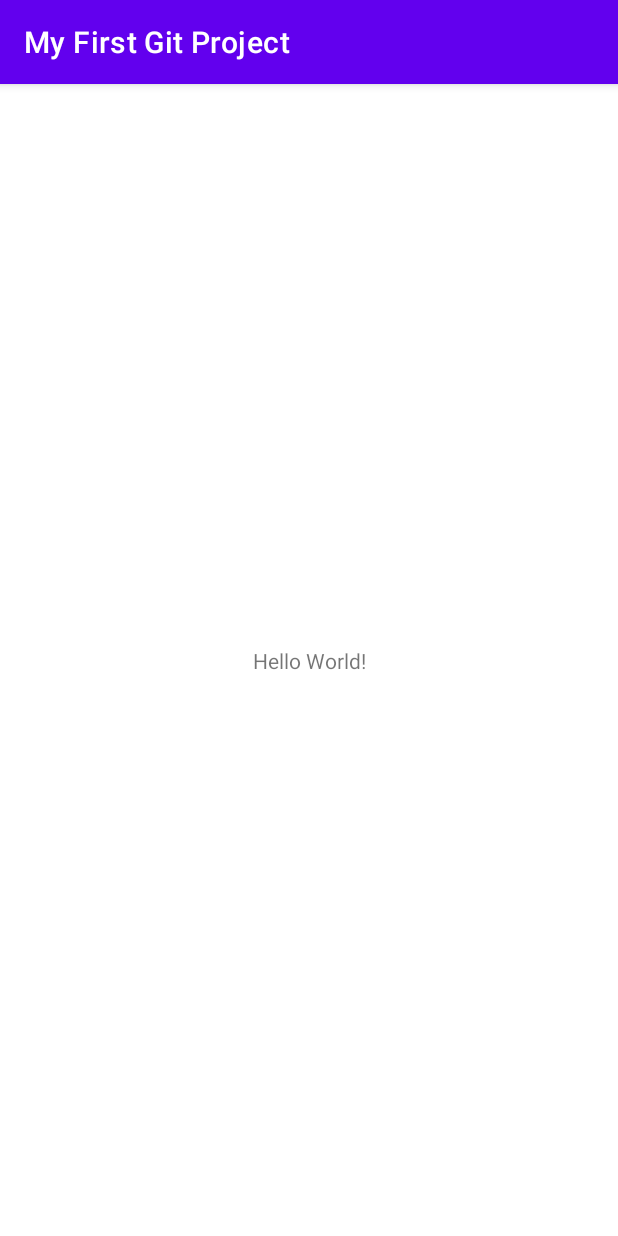
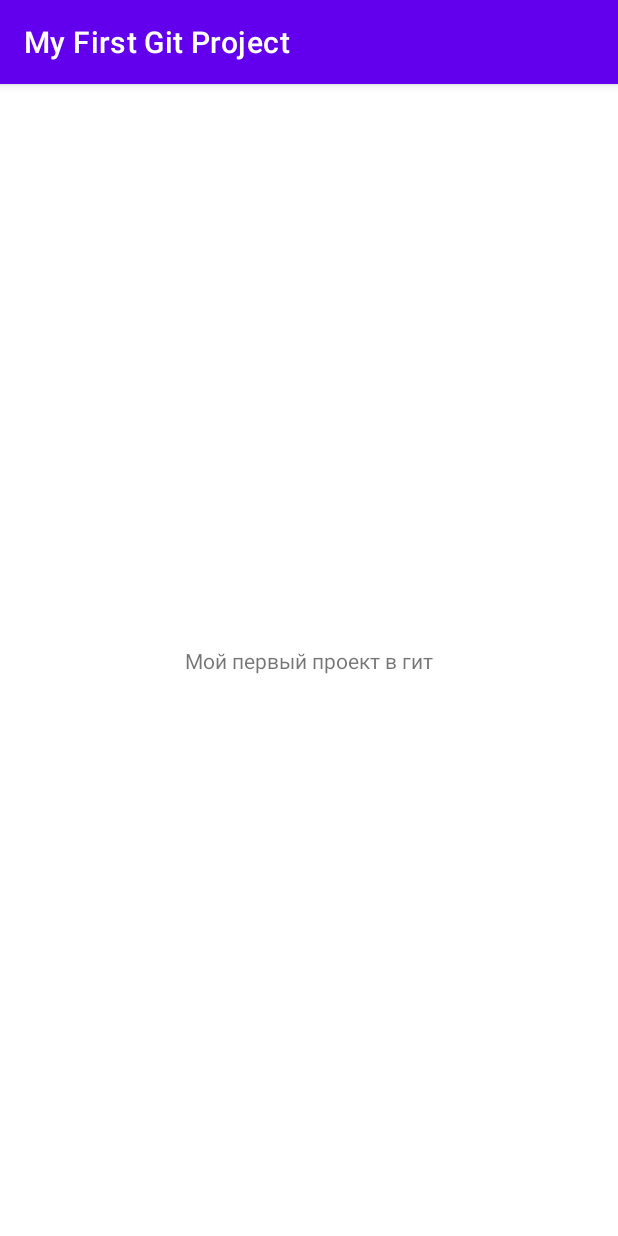
Before and after one commit to PortfiloTimur/MyFirstGitProject, an Android app: the screen it shows after launch (MainActivity), on a phone screen of 412 x 824 dp. Run offline under Robolectric (Android 15) with nearby library versions, the phone set to English and light mode, and no system bars.

```diff
--- a/app/src/main/res/layout/activity_main.xml
+++ b/app/src/main/res/layout/activity_main.xml
@@ -9,7 +9,7 @@
     <TextView
         android:layout_width="wrap_content"
         android:layout_height="wrap_content"
-        android:text="Hello World!"
+        android:text="Мой первый проект в гит"
         app:layout_constraintBottom_toBottomOf="parent"
         app:layout_constraintEnd_toEndOf="parent"
         app:layout_constraintStart_toStartOf="parent"
```
